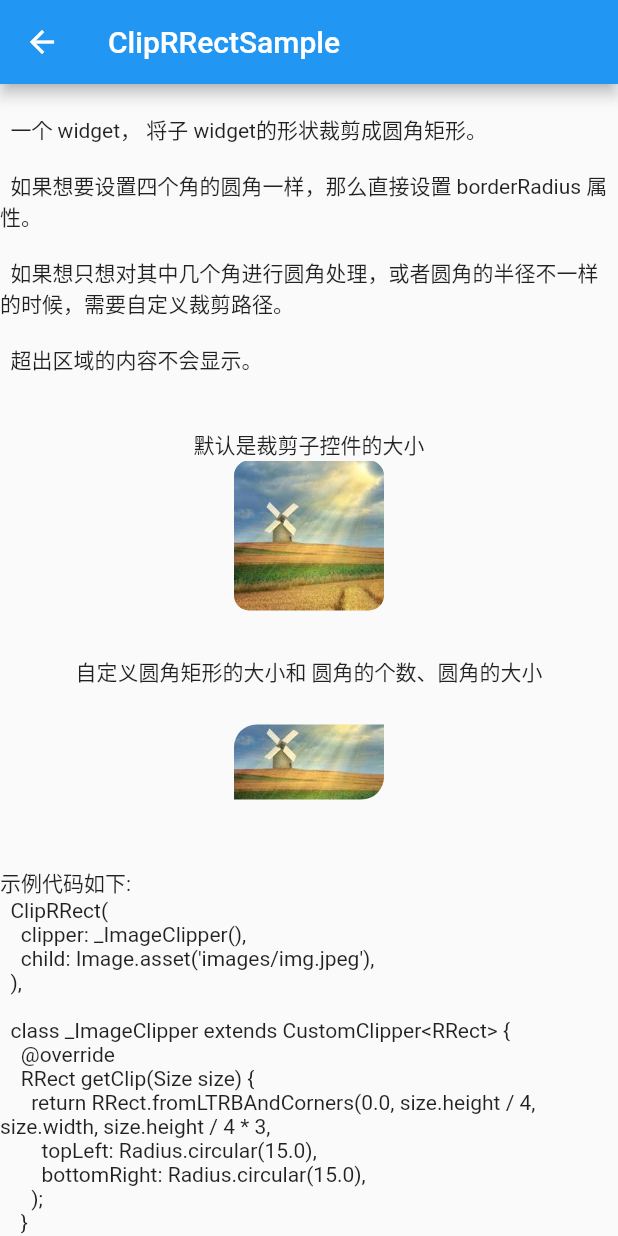
After one commit to LittleMango/flutter_widget_sample, a Flutter app: the ClipRRectSample screen opened by its route, on a phone screen of 412 x 824 dp. The commit adds this screen. Run offline on Flutter 3.47's test engine with Material 2 defaults, Android fonts, the phone set to English and light mode, and no system bars.

Commit message:
增加ClipRRectSample

```diff
--- /dev/null
+++ b/lib/c/clipRRectSample.dart
@@ -0,0 +1,90 @@
+import 'dart:ui' show PathOperation;
+import 'package:flutter_ui_demo/base.dart';
+import 'package:flutter/material.dart';
+
+// ignore: must_be_immutable
+class ClipRRectSample extends BaseContentApp {
+
+  static const String routeName = 'ClipRRectSample';
+
+  @override
+  String get title => routeName;
+
+  @override
+  Widget get contentWidget => _Sample();
+
+  @override
+  String get desc =>
+      '''
+  一个 widget， 将子 widget的形状裁剪成圆角矩形。
+
+  如果想要设置四个角的圆角一样，那么直接设置 borderRadius 属性。
+
+  如果想只想对其中几个角进行圆角处理，或者圆角的半径不一样的时候，需要自定义裁剪路径。
+
+  超出区域的内容不会显示。
+  ''';
+
+  @override
+  String get sampleCode =>
+      '''
+  ClipRRect(
+    clipper: _ImageClipper(),
+    child: Image.asset('images/img.jpeg'),
+  ),
+
+  class _ImageClipper extends CustomClipper<RRect> {
+    @override
+    RRect getClip(Size size) {
+      return RRect.fromLTRBAndCorners(0.0, size.height / 4, size.width, size.height / 4 * 3,
+        topLeft: Radius.circular(15.0),
+        bottomRight: Radius.circular(15.0),
+      );
+    }
+
+    @override
+    bool shouldReclip(CustomClipper<RRect> oldClipper) {
+      return true;
+    }
+  }
+  ''';
+}
+
+class _Sample extends StatelessWidget {
+
+  @override
+  Widget build(BuildContext context) {
+    return Center(
+      child: Column(
+        children: <Widget>[
+          Text('默认是裁剪子控件的大小'),
+          ClipRRect(
+            borderRadius: BorderRadius.all(Radius.circular(10.0)),
+            child: Image.asset('images/img.jpeg'),
+          ),
+          SizedBox(height: 30.0),
+          Text('自定义圆角矩形的大小和 圆角的个数、圆角的大小'),
+          ClipRRect(
+            clipper: _ImageClipper(),
+            child: Image.asset('images/img.jpeg'),
+          ),
+        ],
+      ),
+    );
+  }
+}
+
+class _ImageClipper extends CustomClipper<RRect> {
+  @override
+  RRect getClip(Size size) {
+    return RRect.fromLTRBAndCorners(0.0, size.height / 4, size.width, size.height / 4 * 3,
+      topLeft: Radius.circular(15.0),
+      bottomRight: Radius.circular(15.0),
+    );
+  }
+
+  @override
+  bool shouldReclip(CustomClipper<RRect> oldClipper) {
+    return true;
+  }
+}
--- a/lib/home.dart
+++ b/lib/home.dart
@@ -104,6 +104,7 @@ List<String> getSamples() {
   list.add(ClipOvalSample.routeName);
   list.add(ClipPathSample.routeName);
   list.add(ClipRectSample.routeName);
+  list.add(ClipRRectSample.routeName);
 
   return list;
 }
--- a/lib/lib.dart
+++ b/lib/lib.dart
@@ -66,3 +66,4 @@ export 'c/clampingScrollPhysicsSample.dart';
 export 'c/clipOvalSample.dart';
 export 'c/clipPathSample.dart';
 export 'c/clipRectSample.dart';
+export 'c/clipRRectSample.dart';
--- a/lib/main.dart
+++ b/lib/main.dart
@@ -77,6 +77,7 @@ class MyApp extends StatelessWidget {
         ClipOvalSample.routeName : (BuildContext context) => new ClipOvalSample(),
         ClipPathSample.routeName : (BuildContext context) => new ClipPathSample(),
         ClipRectSample.routeName : (BuildContext context) => new ClipRectSample(),
+        ClipRRectSample.routeName : (BuildContext context) => new ClipRRectSample(),
       },
     );
   }
```
